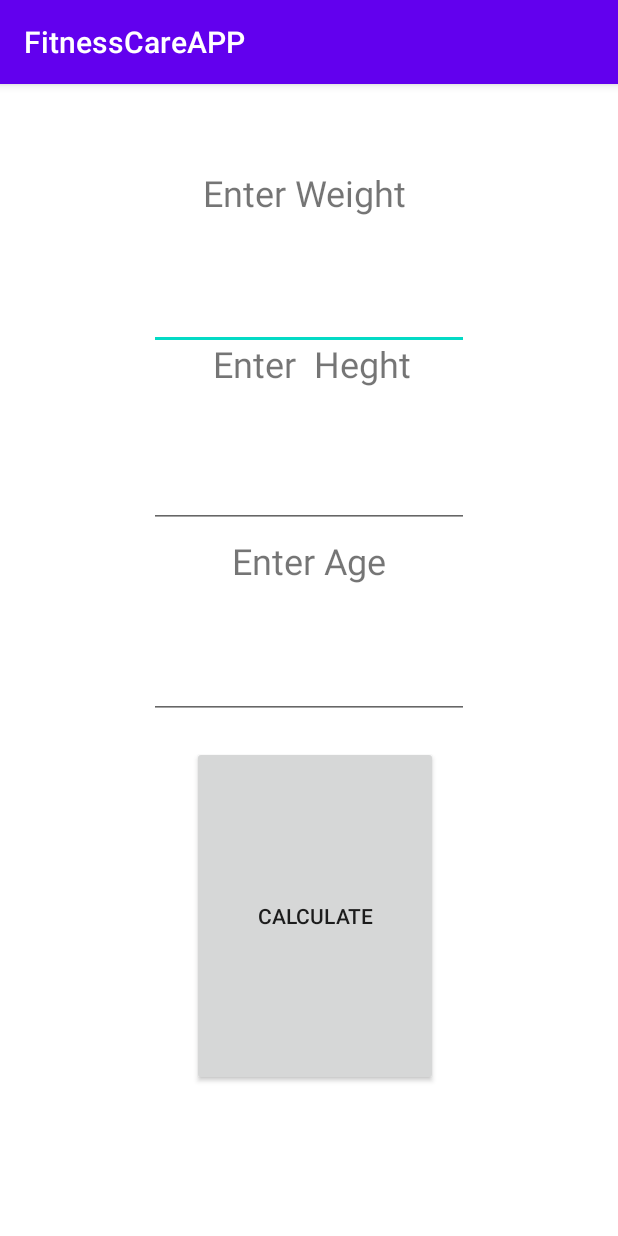
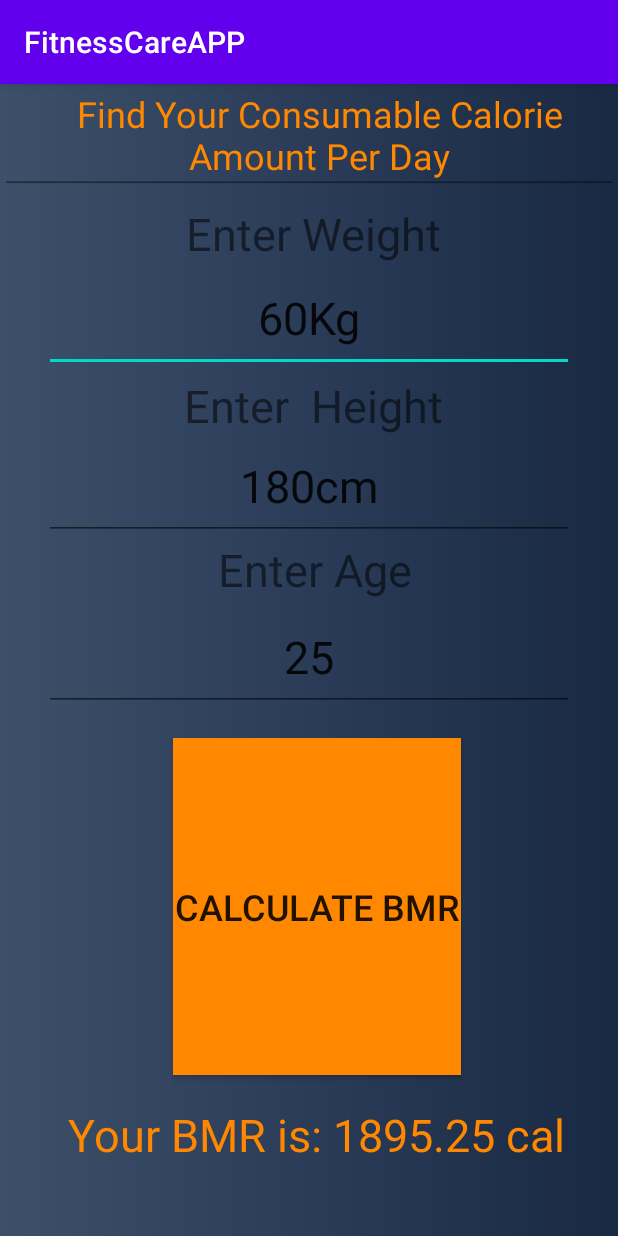
Before and after one commit to ushan1234/FitnessCareAPP, an Android app: the BMR_Calculator screen opened directly, with no data from a screen before it, on a phone screen of 412 x 824 dp. Run offline under Robolectric (Android 15) with nearby library versions, the phone set to English and light mode, and no system bars.

Commit message:
final version 1.1

```diff
--- a/app/build.gradle
+++ b/app/build.gradle
@@ -29,6 +29,8 @@ dependencies {
     implementation 'androidx.constraintlayout:constraintlayout:1.1.3'
     implementation 'com.google.firebase:firebase-database:16.0.4'
     testImplementation 'junit:junit:4.12'
+    androidTestCompile "com.android.support.test:runner:0.5"
+    androidTestCompile "com.android.support.test:rules:0.5"
     androidTestImplementation 'androidx.test.ext:junit:1.1.1'
     androidTestImplementation 'androidx.test.espresso:espresso-core:3.2.0'
     implementation 'androidx.cardview:cardview:1.0.0'
--- a/app/src/main/res/layout/activity_b_m_r__calculator.xml
+++ b/app/src/main/res/layout/activity_b_m_r__calculator.xml
@@ -4,10 +4,42 @@
     xmlns:tools="http://schemas.android.com/tools"
     android:layout_width="match_parent"
     android:layout_height="match_parent"
-    android:background="#FFFFFF"
+    android:background="@drawable/gradient"
     android:orientation="vertical"
     tools:context=".BMR_Calculator">
 
+
+    <TextView
+        android:id="@+id/result"
+        android:layout_width="338dp"
+        android:layout_height="58dp"
+        android:layout_alignParentStart="true"
+        android:layout_alignParentEnd="true"
+        android:layout_alignParentBottom="true"
+        android:layout_centerHorizontal="true"
+        android:layout_marginStart="41dp"
+        android:layout_marginEnd="31dp"
+        android:layout_marginBottom="30dp"
+        android:text="Your BMR is: 1895.25 cal"
+        android:textAlignment="center"
+        android:textColor="@android:color/holo_orange_dark"
+        android:textSize="30sp" />
+
+    <Button
+        android:id="@+id/calculate_button"
+        android:layout_width="192dp"
+        android:layout_height="60dp"
+        android:layout_below="@+id/age"
+        android:layout_alignParentStart="true"
+        android:layout_alignParentBottom="true"
+        android:layout_centerHorizontal="true"
+        android:layout_marginStart="115dp"
+        android:layout_marginTop="18dp"
+        android:layout_marginBottom="107dp"
+        android:background="@android:color/holo_orange_dark"
+        android:onClick="calculateBMI"
+        android:text="Calculate BMR"
+        android:textSize="24sp" />
 
     <TextView
         android:id="@+id/textView2"
@@ -18,13 +50,13 @@
         android:layout_alignParentEnd="true"
         android:layout_alignParentBottom="true"
         android:layout_centerHorizontal="true"
-        android:layout_marginStart="105dp"
-        android:layout_marginTop="56dp"
-        android:layout_marginEnd="111dp"
-        android:layout_marginBottom="507dp"
+        android:layout_marginStart="111dp"
+        android:layout_marginTop="79dp"
+        android:layout_marginEnd="105dp"
+        android:layout_marginBottom="484dp"
         android:text="Enter Weight"
         android:textAlignment="center"
-        android:textSize="24sp" />
+        android:textSize="30sp" />
 
     <TextView
         android:id="@+id/textView5"
@@ -35,27 +67,12 @@
         android:layout_alignParentEnd="true"
         android:layout_alignParentBottom="true"
         android:layout_centerHorizontal="true"
-        android:layout_marginStart="120dp"
-        android:layout_marginTop="301dp"
-        android:layout_marginEnd="120dp"
-        android:layout_marginBottom="260dp"
+        android:layout_marginStart="124dp"
+        android:layout_marginTop="303dp"
+        android:layout_marginEnd="116dp"
+        android:layout_marginBottom="258dp"
         android:text="Enter Age"
         android:textAlignment="center"
-        android:textSize="24sp" />
-
-    <TextView
-        android:id="@+id/result"
-        android:layout_width="383dp"
-        android:layout_height="60dp"
-        android:layout_alignParentStart="true"
-        android:layout_alignParentEnd="true"
-        android:layout_alignParentBottom="true"
-        android:layout_centerHorizontal="true"
-        android:layout_marginStart="11dp"
-        android:layout_marginEnd="16dp"
-        android:layout_marginBottom="17dp"
-        android:textAlignment="center"
-        android:textColor="#05E60E"
         android:textSize="30sp" />
 
     <TextView
@@ -67,13 +84,13 @@
         android:layout_alignParentEnd="true"
         android:layout_alignParentBottom="true"
         android:layout_centerHorizontal="true"
-        android:layout_marginStart="114dp"
-        android:layout_marginTop="170dp"
-        android:layout_marginEnd="110dp"
-        android:layout_marginBottom="396dp"
-        android:text="Enter  Heght"
+        android:layout_marginStart="115dp"
+        android:layout_marginTop="194dp"
+        android:layout_marginEnd="109dp"
+        android:layout_marginBottom="372dp"
+        android:text="Enter  Height"
         android:textAlignment="center"
-        android:textSize="24sp" />
+        android:textSize="30sp" />
 
     <EditText
         android:id="@+id/weight"
@@ -81,10 +98,12 @@
         android:layout_height="72dp"
         android:layout_alignParentTop="true"
         android:layout_centerHorizontal="true"
-        android:layout_marginTop="105dp"
+        android:layout_marginTop="120dp"
         android:ems="10"
         android:inputType="textPersonName"
-        android:textSize="18sp" />
+        android:text="60Kg"
+        android:textAlignment="center"
+        android:textSize="30sp" />
 
     <EditText
         android:id="@+id/height"
@@ -92,10 +111,12 @@
         android:layout_height="72dp"
         android:layout_alignParentTop="true"
         android:layout_centerHorizontal="true"
-        android:layout_marginTop="224dp"
+        android:layout_marginTop="232dp"
         android:ems="10"
         android:inputType="textPersonName"
-        android:textSize="18sp" />
+        android:text="180cm"
+        android:textAlignment="center"
+        android:textSize="30sp" />
 
     <EditText
         android:id="@+id/age"
@@ -103,23 +124,42 @@
         android:layout_height="72dp"
         android:layout_alignParentTop="true"
         android:layout_centerHorizontal="true"
-        android:layout_marginTop="351dp"
+        android:layout_marginTop="346dp"
         android:ems="10"
         android:inputType="textPersonName"
-        android:textSize="18sp" />
+        android:text="25"
+        android:textAlignment="center"
+        android:textSize="30sp" />
 
-    <Button
-        android:id="@+id/calculate_button"
-        android:layout_width="164dp"
-        android:layout_height="61dp"
-        android:layout_below="@+id/age"
+    <TextView
+        android:id="@+id/result2"
+        android:layout_width="338dp"
+        android:layout_height="58dp"
         android:layout_alignParentStart="true"
+        android:layout_alignParentTop="true"
+        android:layout_alignParentEnd="true"
         android:layout_alignParentBottom="true"
         android:layout_centerHorizontal="true"
-        android:layout_marginStart="128dp"
-        android:layout_marginTop="18dp"
-        android:layout_marginBottom="100dp"
-        android:onClick="calculateBMI"
-        android:text="Calculate" />
+        android:layout_marginStart="43dp"
+        android:layout_marginTop="3dp"
+        android:layout_marginEnd="29dp"
+        android:layout_marginBottom="542dp"
+        android:text="Find Your Consumable Calorie Amount Per Day"
+        android:textAlignment="center"
+        android:textColor="@android:color/holo_orange_dark"
+        android:textSize="24sp" />
+
+    <EditText
+        android:id="@+id/weight2"
+        android:layout_width="match_parent"
+        android:layout_height="20dp"
+        android:layout_alignParentStart="true"
+        android:layout_alignParentTop="true"
+        android:layout_marginStart="0dp"
+        android:layout_marginTop="53dp"
+        android:ems="10"
+        android:inputType="textPersonName"
+        android:textAlignment="center"
+        android:textSize="30sp" />
 
 </RelativeLayout>
```
Also changed, not shown: 1 other file.
